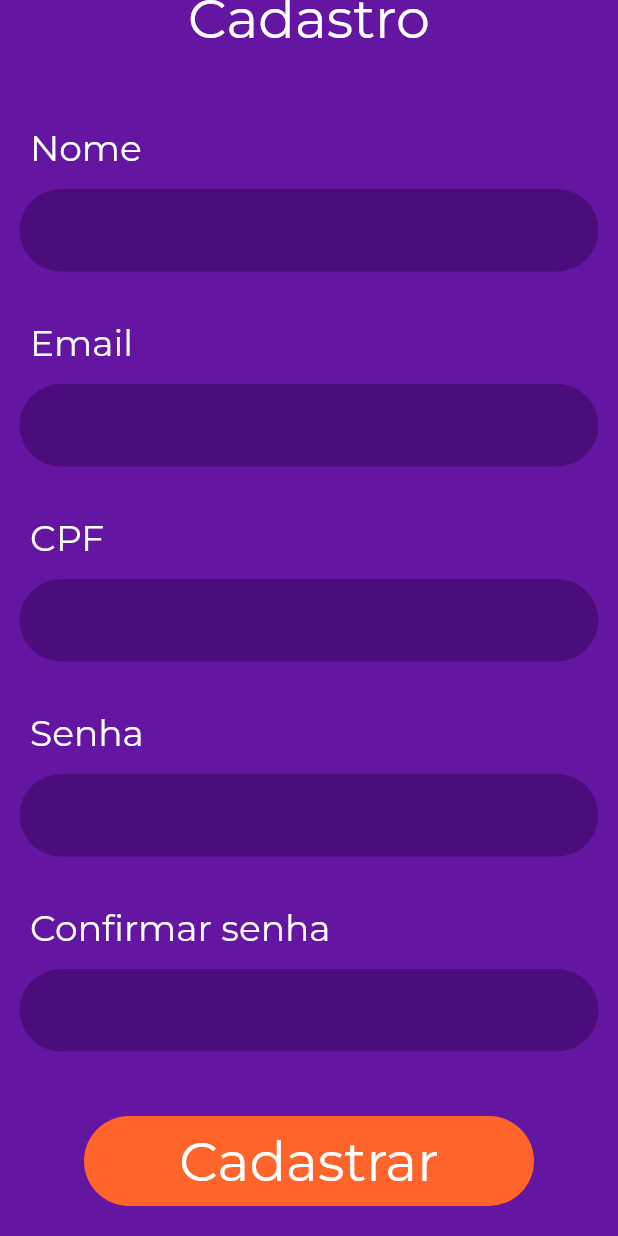
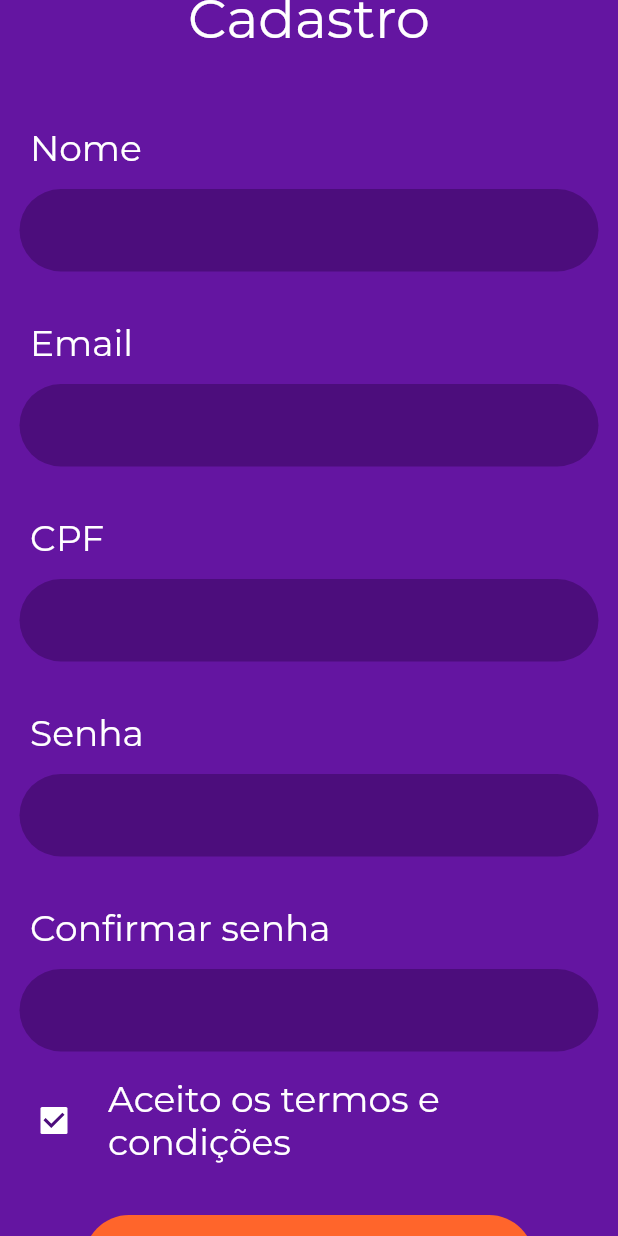
Before and after one commit to LeonardoLuisKlein/inTime, a Flutter app: the screen it shows after launch, scrolled down 179 dp, on a phone screen of 412 x 824 dp. Run offline on Flutter 3.47's test engine with Material 2 defaults, Android fonts, the phone set to English and light mode, and no system bars.

Commit message:
Feat: introducing a checkbox and your label with basic style

```diff
--- a/lib/pages/cadastro.dart
+++ b/lib/pages/cadastro.dart
@@ -6,7 +6,7 @@ class Cadastro extends StatelessWidget {
   @override
   Widget build(BuildContext context) {
     var _logo = const AssetImage("images/logoInTime.png");
-
+    var _acceptTerms = true;
     return Scaffold(
       backgroundColor: const Color.fromARGB(255, 100, 21, 161),
       body: SafeArea(
@@ -207,6 +207,21 @@ class Cadastro extends StatelessWidget {
                     keyboardType: TextInputType.visiblePassword,
                   ),
                 )),
+            CheckboxListTile(
+              title: const Text(
+                'Aceito os termos e condições',
+                style: TextStyle(
+                  fontSize: 24.0,
+                  fontFamily: 'Montserrat',
+                  color: Colors.white,
+                ),
+              ),
+              value: _acceptTerms,
+              onChanged: (value) {},
+              controlAffinity: ListTileControlAffinity.leading,
+              activeColor: Color.fromARGB(255, 255, 255, 255),
+              checkColor: Color(0xFF4C0D7C),
+            ),
             Padding(
                 padding: const EdgeInsets.only(top: 30.0, bottom: 20.0),
                 child: ElevatedButton(
```
